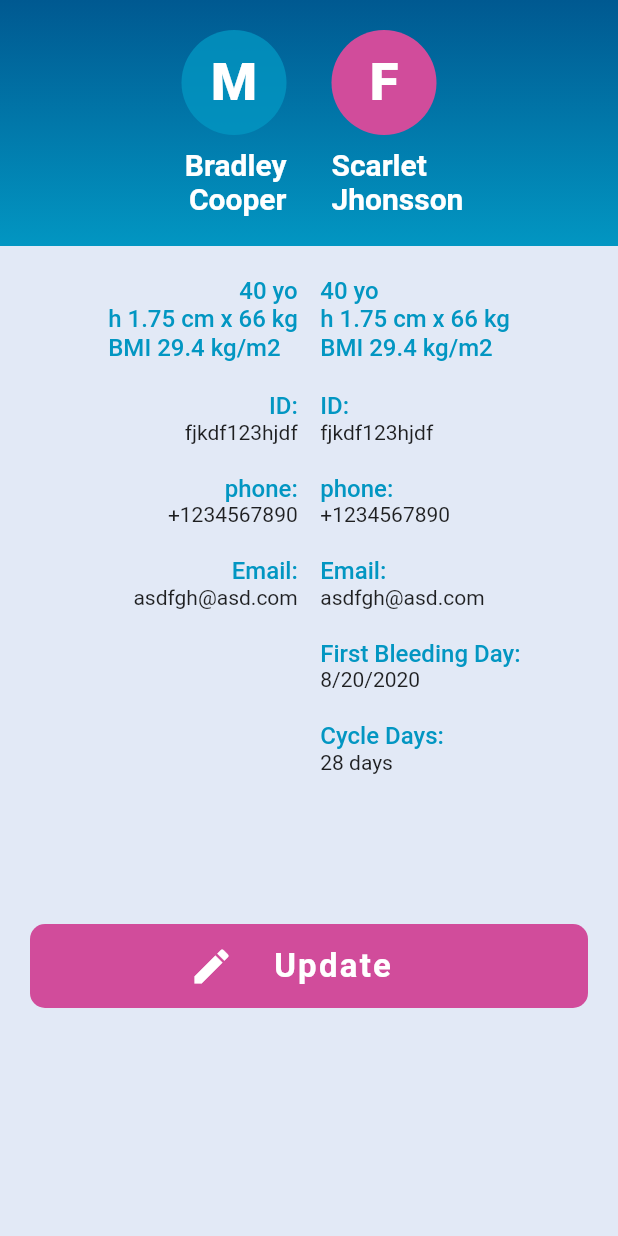
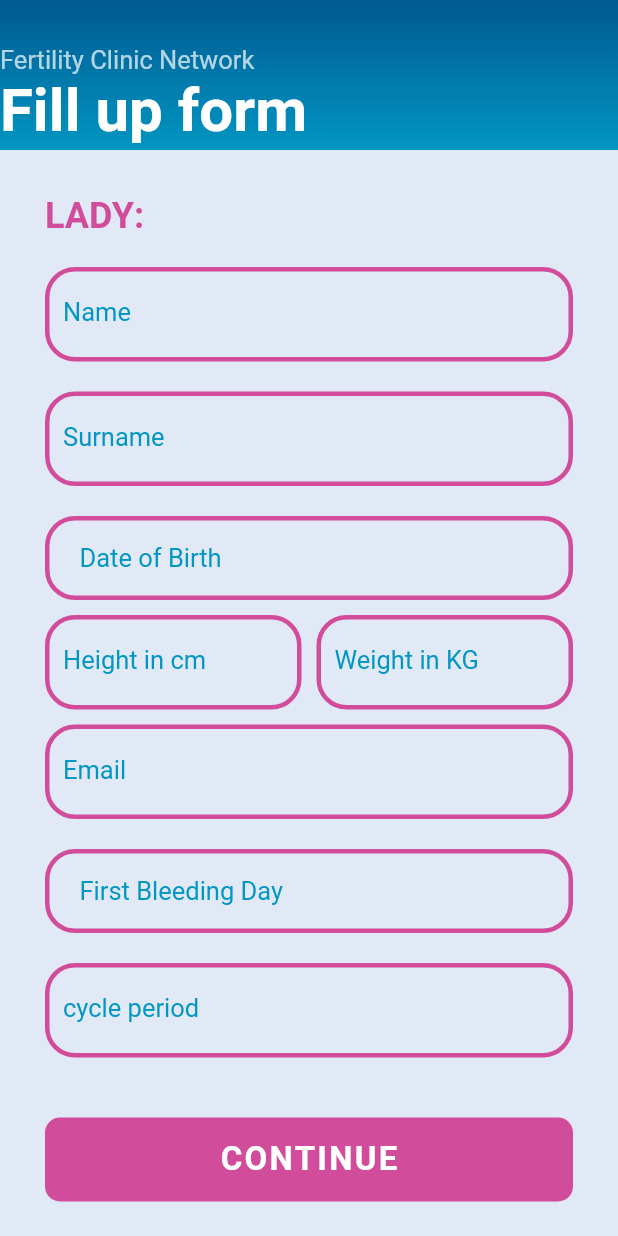
Before and after one commit to npne269/clinic-project, a Flutter app: the screen it shows after launch, item 2 of the bottom bar chosen, after a tap on "ACCEPT AND CONTINUE", on a phone screen of 412 x 824 dp. Run offline on Flutter 3.47's test engine with Material 2 defaults, Android fonts, the phone set to English and light mode, and no system bars; our stand-ins replace file_picker, flutter_markdown.

Commit message:
form update

```diff
--- a/lib/Screens/bookPage.dart
+++ b/lib/Screens/bookPage.dart
@@ -6,6 +6,7 @@ class BookPage extends StatelessWidget {
   @override
   Widget build(BuildContext context) {
     return Scaffold(
+      backgroundColor: backgroundColor,
       body: Stack(
         children: [
           TopArea(),
@@ -61,7 +62,11 @@ class _TopAreaState extends State<TopArea> {
       children: [
         Expanded(
           child: Container(
-            padding: EdgeInsets.only(left:10,right: 10,top:MediaQuery.of(context).padding.top,),
+            padding: EdgeInsets.only(
+              left: 10,
+              right: 10,
+              top: MediaQuery.of(context).padding.top,
+            ),
             decoration: BoxDecoration(
               gradient: LinearGradient(
                   colors: [blueColorDark, blueColorLight],
--- a/lib/Screens/coupleDetailPage.dart
+++ b/lib/Screens/coupleDetailPage.dart
@@ -10,6 +10,7 @@ class _CoupleDetailState extends State<CoupleDetail> {
   @override
   Widget build(BuildContext context) {
     return Scaffold(
+      backgroundColor: backgroundColor,
       body: SafeArea(
         child: Container(
           color: backgroundColor,
--- a/lib/Screens/couplePage.dart
+++ b/lib/Screens/couplePage.dart
@@ -1,5 +1,5 @@
-import 'package:clinic_app/Screens/coupleDetailPage.dart';
 import 'package:clinic_app/components/commonappbar.dart';
+import 'package:clinic_app/pages/CoupleForm.dart';
 import 'package:flutter/material.dart';
 import 'package:flutter/services.dart';
 import 'package:flutter_markdown/flutter_markdown.dart';
@@ -10,6 +10,7 @@ class CouplePage extends StatelessWidget {
   @override
   Widget build(BuildContext context) {
     return Scaffold(
+      backgroundColor: backgroundColor,
       appBar: PreferredSize(
         child: CommonAppBar(title: 'Couple'),
         preferredSize: Size(MediaQuery.of(context).size.width, 100.0),
@@ -67,7 +68,7 @@ class _PolicyState extends State<Policy> {
               color: pinkColor,
               onPressed: () {
                 Navigator.push(context,
-                    MaterialPageRoute(builder: (context) => CoupleDetail()));
+                    MaterialPageRoute(builder: (context) => CoupleForm()));
               },
               child: Text(
                 'ACCEPT AND CONTINUE',
--- a/lib/components/commonappbar.dart
+++ b/lib/components/commonappbar.dart
@@ -13,9 +13,8 @@ class CommonAppBar extends StatelessWidget {
   @override
   Widget build(BuildContext context) {
     return Container(
-      padding: EdgeInsets.only(
-          top: MediaQuery.of(context).padding.top,
-          left: MediaQuery.of(context).padding.top),
+      padding:
+          EdgeInsets.only(top: 30, left: MediaQuery.of(context).padding.top),
       child: Column(
         crossAxisAlignment: CrossAxisAlignment.start,
         children: [
@@ -23,6 +22,7 @@ class CommonAppBar extends StatelessWidget {
             'Fertility Clinic Network',
             style: TextStyle(
               fontSize: 17,
+              // fontFamily: 'Quicksandsshg',
               color: Colors.white.withOpacity(0.7),
             ),
           ),
--- a/lib/global.dart
+++ b/lib/global.dart
@@ -9,3 +9,21 @@ Color headingcolor = Colors.white;
 
 TextStyle lightbluestyle =
     TextStyle(color: blueColorLight, fontSize: 16, fontWeight: FontWeight.w500);
+
+OutlineInputBorder outlineborder = OutlineInputBorder(
+    borderRadius: BorderRadius.all(Radius.circular(20)),
+    // topLeft: Radius.circular(10),
+    // bottomLeft: Radius.circular(40),
+    // bottomRight: Radius.circular(10),
+    // topRight: Radius.circular(40)),
+    borderSide: BorderSide(color: pinkColor, width: 3),
+    gapPadding: 12);
+
+OutlineInputBorder focusborder = OutlineInputBorder(
+    borderRadius: BorderRadius.all(Radius.circular(20)),
+    // topLeft: Radius.circular(10),
+    // bottomLeft: Radius.circular(40),
+    // bottomRight: Radius.circular(10),
+    // topRight: Radius.circular(40)),
+    borderSide: BorderSide(color: pinkColor, width: 4),
+    gapPadding: 12);
--- a/lib/main.dart
+++ b/lib/main.dart
@@ -11,6 +11,7 @@ class MyApp extends StatelessWidget {
     return MaterialApp(
       title: 'Clinic App',
       theme: ThemeData(
+        fontFamily: 'Roboto',
         primarySwatch: Colors.blue,
         visualDensity: VisualDensity.adaptivePlatformDensity,
       ),
--- /dev/null
+++ b/lib/pages/CoupleForm.dart
@@ -0,0 +1,261 @@
+import 'package:clinic_app/components/commonappbar.dart';
+import 'package:clinic_app/global.dart';
+import 'package:clinic_app/pages/maledetail.dart';
+import 'package:flutter/material.dart';
+import 'package:intl/intl.dart';
+
+class CoupleForm extends StatefulWidget {
+  @override
+  _CoupleFormState createState() => _CoupleFormState();
+}
+
+class _CoupleFormState extends State<CoupleForm> {
+  DateTime _dateofbirth;
+  DateTime _dateofbleed;
+  String _name, _surname, _email, _id;
+  double _weight, _height, _periodcycle;
+  @override
+  Widget build(BuildContext context) {
+    return Scaffold(
+      appBar: PreferredSize(
+          child: CommonAppBar(
+            title: 'Fill up form',
+          ),
+          preferredSize: Size(MediaQuery.of(context).size.width, 100.0)),
+      backgroundColor: backgroundColor,
+      body: SingleChildScrollView(
+        child: Container(
+          padding: EdgeInsets.all(30),
+          child: Column(
+            crossAxisAlignment: CrossAxisAlignment.start,
+            children: [
+              Text(
+                'LADY:',
+                style: TextStyle(
+                    color: pinkColor,
+                    fontSize: 24,
+                    fontWeight: FontWeight.bold),
+              ),
+              SizedBox(
+                height: 20,
+              ),
+              TextFormField(
+                validator: (input) {
+                  if (input.isEmpty) {
+                    return 'Please type name';
+                  }
+                  return null;
+                },
+                onSaved: (input) => _name = input,
+                style: TextStyle(fontSize: 20),
+                cursorColor: pinkColor,
+                decoration: InputDecoration(
+                    labelText: 'Name',
+                    labelStyle: TextStyle(fontSize: 17, color: blueColorLight),
+                    focusedBorder: focusborder,
+                    enabledBorder: outlineborder),
+              ),
+              SizedBox(
+                height: 20,
+              ),
+              TextFormField(
+                validator: (input) {
+                  if (input.isEmpty) {
+                    return 'Please type surname';
+                  }
+                  return null;
+                },
+                onSaved: (input) => _surname = input,
+                style: TextStyle(fontSize: 20),
+                cursorColor: pinkColor,
+                decoration: InputDecoration(
+                    labelText: 'Surname',
+                    labelStyle: TextStyle(fontSize: 17, color: blueColorLight),
+                    focusedBorder: focusborder,
+                    enabledBorder: outlineborder),
+              ),
+              SizedBox(
+                height: 20,
+              ),
+              InkWell(
+                onTap: () {
+                  showDatePicker(
+                          context: context,
+                          initialDate: DateTime.now().add(Duration(seconds: 2)),
+                          firstDate: DateTime.now(),
+                          lastDate: DateTime(2021))
+                      .then((date) {
+                    setState(() {
+                      _dateofbirth = date;
+                    });
+                  });
+                },
+                child: Container(
+                  width: double.maxFinite,
+                  padding:
+                      const EdgeInsets.symmetric(horizontal: 20, vertical: 15),
+                  decoration: BoxDecoration(
+                    borderRadius: BorderRadius.circular(20),
+                    border: Border.all(width: 3, color: pinkColor),
+                  ),
+                  child: Text(
+                    _dateofbirth == null
+                        ? 'Date of Birth'
+                        : DateFormat.yMMMd().format(DateTime.now()),
+                    style: TextStyle(fontSize: 17, color: blueColorLight),
+                  ),
+                ),
+              ),
+              SizedBox(
+                height: 10,
+              ),
+              Row(
+                children: [
+                  Expanded(
+                    child: TextFormField(
+                      validator: (input) {
+                        if (input.isEmpty) {
+                          return 'Please type height in cm';
+                        }
+                        return null;
+                      },
+                      onSaved: (input) => _height = input as double,
+                      style: TextStyle(fontSize: 20),
+                      keyboardType: TextInputType.number,
+                      cursorColor: pinkColor,
+                      decoration: InputDecoration(
+                          labelText: 'Height in cm',
+                          labelStyle:
+                              TextStyle(fontSize: 17, color: blueColorLight),
+                          focusedBorder: focusborder,
+                          enabledBorder: outlineborder),
+                    ),
+                  ),
+                  SizedBox(
+                    width: 10,
+                  ),
+                  Expanded(
+                    child: TextFormField(
+                      validator: (input) {
+                        if (input.isEmpty) {
+                          return 'Please type weight in KG';
+                        }
+                        return null;
+                      },
+                      onSaved: (input) => _weight = input as double,
+                      style: TextStyle(fontSize: 20),
+                      keyboardType: TextInputType.number,
+                      cursorColor: pinkColor,
+                      decoration: InputDecoration(
+                          labelText: 'Weight in KG',
+                          labelStyle:
+                              TextStyle(fontSize: 17, color: blueColorLight),
+                          focusedBorder: focusborder,
+                          enabledBorder: outlineborder),
+                    ),
+                  )
+                ],
+              ),
+              SizedBox(
+                height: 10,
+              ),
+              TextFormField(
+                validator: (input) {
+                  if (input.isEmpty) {
+                    return 'Please type email';
+                  }
+                  return null;
+                },
+                onSaved: (input) => _email = input,
+                style: TextStyle(fontSize: 20),
+                cursorColor: pinkColor,
+                decoration: InputDecoration(
+                    labelText: 'Email',
+                    labelStyle: TextStyle(fontSize: 17, color: blueColorLight),
+                    focusedBorder: focusborder,
+                    enabledBorder: outlineborder),
+              ),
+              SizedBox(
+                height: 20,
+              ),
+              InkWell(
+                onTap: () {
+                  showDatePicker(
+                          context: context,
+                          initialDate: DateTime.now().add(Duration(seconds: 2)),
+                          firstDate: DateTime.now(),
+                          lastDate: DateTime(2021))
+                      .then((date) {
+                    setState(() {
+                      _dateofbleed = date;
+                    });
+                  });
+                },
+                child: Container(
+                  width: double.maxFinite,
+                  padding:
+                      const EdgeInsets.symmetric(horizontal: 20, vertical: 15),
+                  decoration: BoxDecoration(
+                    borderRadius: BorderRadius.circular(20),
+                    border: Border.all(width: 3, color: pinkColor),
+                  ),
+                  child: Text(
+                    _dateofbleed == null
+                        ? 'First Bleeding Day'
+                        : DateFormat.yMMMd().format(DateTime.now()),
+                    style: TextStyle(fontSize: 17, color: blueColorLight),
+                  ),
+                ),
+              ),
+              SizedBox(
+                height: 20,
+              ),
+              TextFormField(
+                validator: (input) {
+                  if (input.isEmpty) {
+                    return 'Please type Cycle period';
+                  }
+                  return null;
+                },
+                onSaved: (input) => _periodcycle = input as double,
+                style: TextStyle(fontSize: 20),
+                keyboardType: TextInputType.number,
+                cursorColor: pinkColor,
+                decoration: InputDecoration(
+                    labelText: 'cycle period',
+                    labelStyle: TextStyle(fontSize: 17, color: blueColorLight),
+                    focusedBorder: focusborder,
+                    enabledBorder: outlineborder),
+              ),
+              SizedBox(
+                height: 40,
+              ),
+              SizedBox(
+                width: MediaQuery.of(context).size.width,
+                child: FlatButton(
+                    padding: EdgeInsets.all(15),
+                    shape: RoundedRectangleBorder(
+                        borderRadius: BorderRadius.circular(10)),
+                    color: pinkColor,
+                    onPressed: () {
+                      Navigator.push(
+                          context,
+                          MaterialPageRoute(
+                              builder: (context) => CoupleForm2()));
+                    },
+                    child: Text(
+                      'continue'.toUpperCase(),
+                      style: TextStyle(
+                          color: Colors.white,
+                          fontSize: 22,
+                          letterSpacing: 1.5,
+                          fontWeight: FontWeight.w600),
+                    )),
+              ),
+            ],
+          ),
+        ),
+      ),
+    );
+  }
+}
```
Also changed, not shown: lib/pages/maledetail.dart (added, +175 -0 lines), pubspec.yaml (+6 -6 lines), assets/font/Roboto-Bold.ttf (added), assets/font/Roboto-Regular.ttf (added), pubspec.lock.
